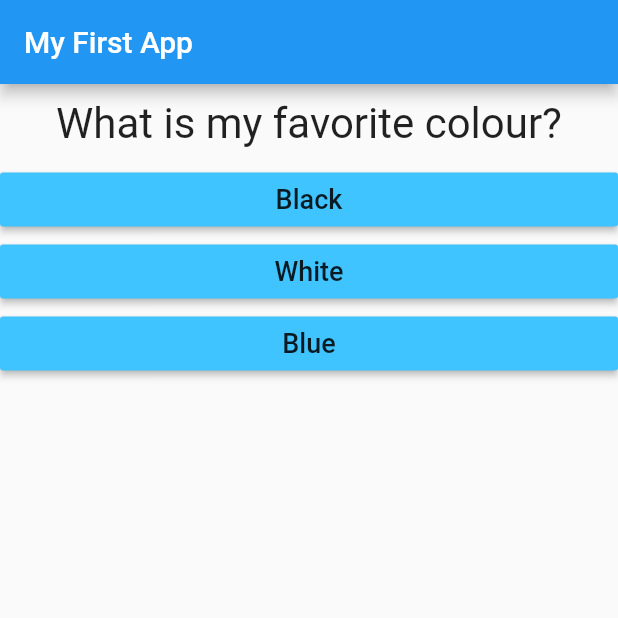
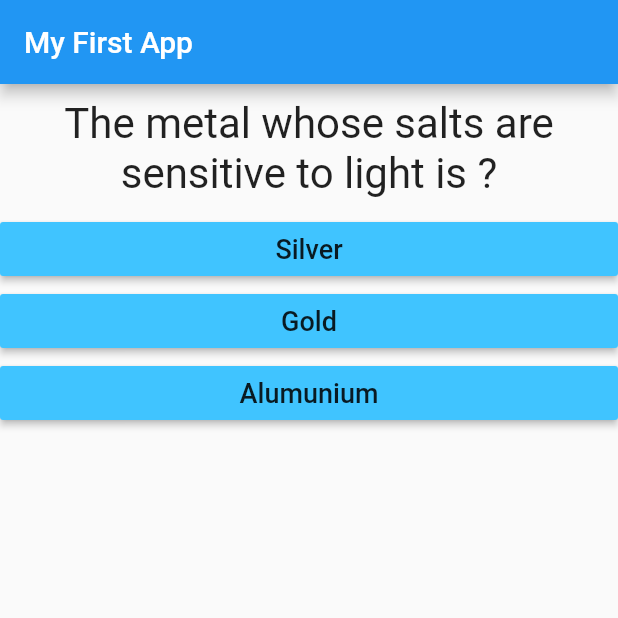
Before and after one commit to nayakastha/quiz, a Flutter app: the screen it shows after launch, on a phone screen of 412 x 824 dp, the top half of it. Run offline on Flutter 3.47's test engine with Material 2 defaults, Android fonts, the phone set to English and light mode, and no system bars.

Commit message:
Update main.dart

```diff
--- a/lib/main.dart
+++ b/lib/main.dart
@@ -28,32 +28,32 @@ class _MyAppState extends State<MyApp> {
   }
 
   var questions = [
-    "What is my favorite colour?",
-    "What is my favorite food?",
-    "Where would we most like to go on vacation?",
-    "One moment we could relive now?",
-    "Do you love me?(you better not say NO)!! "
+    "The metal whose salts are sensitive to light is ?",
+    "The device used for measuring altitudes is ?",
+    "The Gate way of India is ?",
+    "The first chairman of the Atomic Energy Commission was ?",
+    " D.D.T. was invented by ? "
   ];
   var ans1 = [
-    {"text": "Black", "score": 10},
-    {"text": "Mushrooms", "score": 0},
-    {"text": "Beach", "score": 0},
-    {"text": "First Kiss", "score": 10},
-    {"text": "YES", "score": 0}
+    {"text": "Silver", "score": 10},
+    {"text": "Ammeter", "score": 0},
+    {"text": "Goa", "score": 0},
+    {"text": "Dr.H.J.Bhabha", "score": 10},
+    {"text": "Rudeolf", "score": 0}
   ];
   var ans2 = [
-    {"text": "White", "score": 0},
-    {"text" : "Biryani", "score": 10},
-    {"text" : "Mountains", "score": 0},
-    {"text" : "First Hug", "score": 0},
-    {"text" : "YESS", "score": 0}
+    {"text": "Gold", "score": 0},
+    {"text" : "Altimeter", "score": 10},
+    {"text" : "Kolkata", "score": 0},
+    {"text" : "Dr.Vickram Sarabhai", "score": 0},
+    {"text" : "Dalton", "score": 0}
   ];
   var ans3 = [
-    {"text": "Blue", "score": 0},
-    {"text" : "Sea Food", "score": 0},
-    {"text": "We will do a toss or maybe visit both","score":10},
-    {"text" : "Holding Hands First time", "score": 0},
-    {"text" : "YESSSSS", "score": 10}
+    {"text": "Alumunium", "score": 0},
+    {"text" : "Galvanometer", "score": 0},
+    {"text": "Mumbai","score":10},
+    {"text" : "Dr.A.P.J.Abdul Kalam", "score": 0},
+    {"text" : "Mosle", "score": 10}
   ];
 
   @override
```
